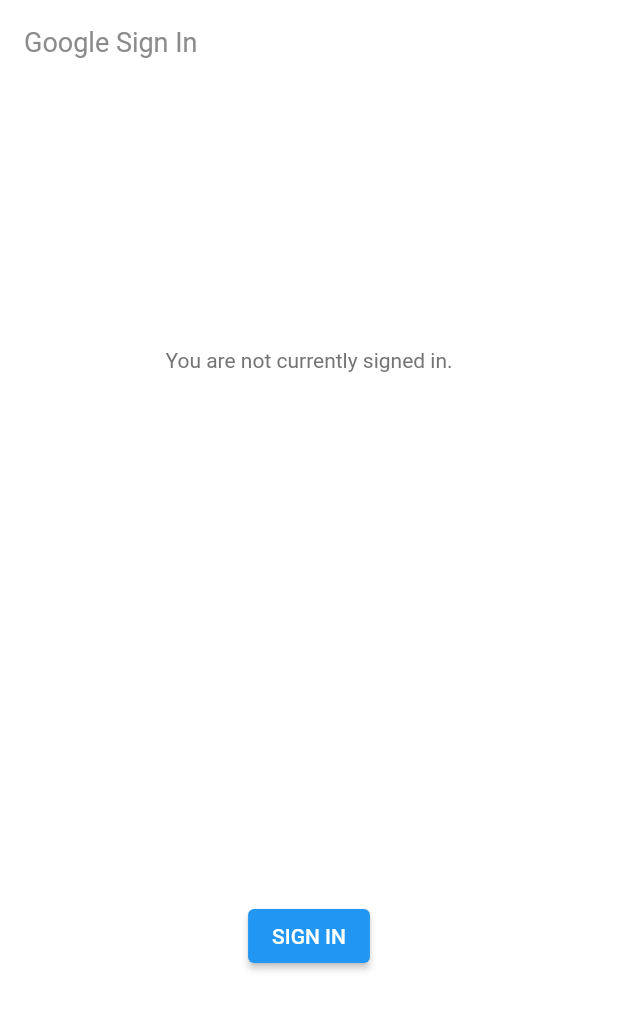
After one commit to umar-101/kidBanking, a Flutter app: the screen it shows after launch, after a tap on "SIGN IN", on a phone screen of 412 x 824 dp. The commit adds this screen. Shown: the top 1010 px of the screen. Run offline on Flutter 3.47's test engine with Material 2 defaults, Android fonts, the phone set to English and light mode, and no system bars; our stand-ins replace cloud_firestore, firebase_auth, firebase_core, flutter_svg, google_sign_in, percent_indicator and 2 more; accounts and stored records are empty; Roboto replaces fonts that are missing (Muli).

Commit message:
login with google and apple done

```diff
--- a/lib/main.dart
+++ b/lib/main.dart
@@ -3,15 +3,8 @@ import 'package:flutter/material.dart';
 import 'package:kidbanking/providers/kid_provider.dart';
 import 'package:kidbanking/providers/user_provider.dart';
 import 'package:kidbanking/routes.dart';
-import 'package:kidbanking/screens/add_Kid/add_kid.dart';
-import 'package:kidbanking/screens/deposit/deposit.dart';
-import 'package:kidbanking/screens/goal/goal.dart';
-import 'package:kidbanking/screens/home/home.dart';
-import 'package:kidbanking/screens/kid_wallet/kid_wallet.dart';
-
+import 'package:kidbanking/screens/log_in/login2.dart';
 import 'package:kidbanking/screens/splash/splash_screen.dart';
-import 'package:kidbanking/screens/withdraw/withdraw.dart';
-
 import 'package:kidbanking/theme.dart';
 import 'package:provider/provider.dart';
 
@@ -31,7 +24,6 @@ void main() async {
 
 class MyApp extends StatelessWidget {
   const MyApp({Key? key}) : super(key: key);
-
   // This widget is the root of your application.
   @override
   Widget build(BuildContext context) {
@@ -39,9 +31,9 @@ class MyApp extends StatelessWidget {
       debugShowCheckedModeBanner: false,
       title: 'Flutter Demo',
       theme: theme(),
-      home:
-          // const HomeScreen(),
-          const SplashScreen(),
+      home: SignInDemo(),
+      // const HomeScreen(),
+      // const SplashScreen(),
       // We use routeName so that we dont need to remember the name
       // initialRoute: SplashScreen.routeName,
       routes: routes,
--- /dev/null
+++ b/lib/screens/log_in/login2.dart
@@ -0,0 +1,152 @@
+// Copyright 2013 The Flutter Authors. All rights reserved.
+// Use of this source code is governed by a BSD-style license that can be
+// found in the LICENSE file.
+
+// ignore_for_file: public_member_api_docs
+
+import 'dart:async';
+import 'dart:convert' show json;
+
+import "package:http/http.dart" as http;
+import 'package:flutter/material.dart';
+import 'package:google_sign_in/google_sign_in.dart';
+
+GoogleSignIn _googleSignIn = GoogleSignIn(
+  // Optional clientId
+  // clientId: '479882132969-9i9aqik3jfjd7qhci1nqf0bm2g71rm1u.apps.googleusercontent.com',
+  scopes: <String>[
+    'email',
+    'https://www.googleapis.com/auth/contacts.readonly',
+  ],
+);
+
+class SignInDemo extends StatefulWidget {
+  @override
+  State createState() => SignInDemoState();
+}
+
+class SignInDemoState extends State<SignInDemo> {
+  GoogleSignInAccount? _currentUser;
+  String _contactText = '';
+
+  @override
+  void initState() {
+    super.initState();
+    _googleSignIn.onCurrentUserChanged.listen((GoogleSignInAccount? account) {
+      setState(() {
+        _currentUser = account;
+      });
+      if (_currentUser != null) {
+        _handleGetContact(_currentUser!);
+      }
+    });
+    _googleSignIn.signInSilently();
+  }
+
+  Future<void> _handleGetContact(GoogleSignInAccount user) async {
+    setState(() {
+      _contactText = "Loading contact info...";
+    });
+    final http.Response response = await http.get(
+      Uri.parse('https://people.googleapis.com/v1/people/me/connections'
+          '?requestMask.includeField=person.names'),
+      headers: await user.authHeaders,
+    );
+    if (response.statusCode != 200) {
+      setState(() {
+        _contactText = "People API gave a ${response.statusCode} "
+            "response. Check logs for details.";
+      });
+      print('People API ${response.statusCode} response: ${response.body}');
+      return;
+    }
+    final Map<String, dynamic> data = json.decode(response.body);
+    final String? namedContact = _pickFirstNamedContact(data);
+    setState(() {
+      if (namedContact != null) {
+        _contactText = "I see you know $namedContact!";
+      } else {
+        _contactText = "No contacts to display.";
+      }
+    });
+  }
+
+  String? _pickFirstNamedContact(Map<String, dynamic> data) {
+    final List<dynamic>? connections = data['connections'];
+    final Map<String, dynamic>? contact = connections?.firstWhere(
+      (dynamic contact) => contact['names'] != null,
+      orElse: () => null,
+    );
+    if (contact != null) {
+      final Map<String, dynamic>? name = contact['names'].firstWhere(
+        (dynamic name) => name['displayName'] != null,
+        orElse: () => null,
+      );
+      if (name != null) {
+        return name['displayName'];
+      }
+    }
+    return null;
+  }
+
+  Future<void> _handleSignIn() async {
+    try {
+      await _googleSignIn.signIn();
+    } catch (error) {
+      print(error);
+    }
+  }
+
+  Future<void> _handleSignOut() => _googleSignIn.disconnect();
+
+  Widget _buildBody() {
+    GoogleSignInAccount? user = _currentUser;
+    if (user != null) {
+      return Column(
+        mainAxisAlignment: MainAxisAlignment.spaceAround,
+        children: <Widget>[
+          ListTile(
+            leading: GoogleUserCircleAvatar(
+              identity: user,
+            ),
+            title: Text(user.displayName ?? ''),
+            subtitle: Text(user.email),
+          ),
+          const Text("Signed in successfully."),
+          Text(_contactText),
+          ElevatedButton(
+            child: const Text('SIGN OUT'),
+            onPressed: _handleSignOut,
+          ),
+          ElevatedButton(
+            child: const Text('REFRESH'),
+            onPressed: () => _handleGetContact(user),
+          ),
+        ],
+      );
+    } else {
+      return Column(
+        mainAxisAlignment: MainAxisAlignment.spaceAround,
+        children: <Widget>[
+          const Text("You are not currently signed in."),
+          ElevatedButton(
+            child: const Text('SIGN IN'),
+            onPressed: _handleSignIn,
+          ),
+        ],
+      );
+    }
+  }
+
+  @override
+  Widget build(BuildContext context) {
+    return Scaffold(
+        appBar: AppBar(
+          title: const Text('Google Sign In'),
+        ),
+        body: ConstrainedBox(
+          constraints: const BoxConstraints.expand(),
+          child: _buildBody(),
+        ));
+  }
+}
--- a/pubspec.yaml
+++ b/pubspec.yaml
@@ -35,11 +35,14 @@ dependencies:
   provider: ^5.0.0
   shared_preferences: ^2.0.11
   percent_indicator: ^3.4.0
+  google_sign_in: ^5.2.3
 
 
   flutter:
     sdk: flutter
   flutter_svg: ^1.0.0
+  http: ^0.13.4
+  sign_in_with_apple: ^3.3.0
 
 
 dev_dependencies:
```
Also changed, not shown: lib/screens/log_in/components/body.dart (+6 -1 lines), lib/screens/log_in/login3.dart (added, +91 -0 lines), pubspec.lock.
